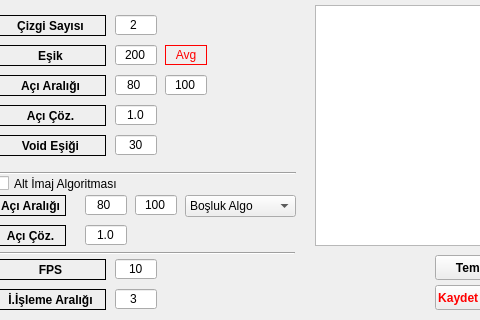
First picture: the form in setupform.ui, repository alikanarya/JTW, before the edit; both pictures show x 365 to 845 and y 185 to 505 of the 1019 by 505 pixel window.
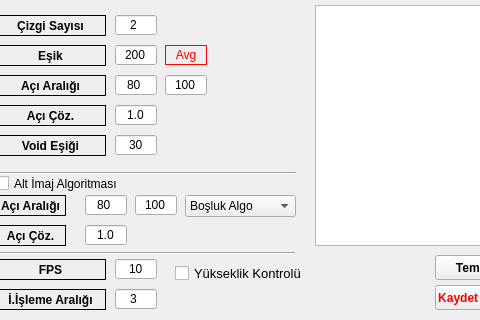
Second picture: the form after the edit. Icons and pictures are not drawn.

```diff
--- a/setupform.ui
+++ b/setupform.ui
@@ -984,6 +984,26 @@
     </property>
    </item>
   </widget>
+  <widget class="QCheckBox" name="zctrlBox">
+   <property name="geometry">
+    <rect>
+     <x>540</x>
+     <y>450</y>
+     <width>131</width>
+     <height>17</height>
+    </rect>
+   </property>
+   <property name="font">
+    <font>
+     <pointsize>10</pointsize>
+     <weight>50</weight>
+     <bold>false</bold>
+    </font>
+   </property>
+   <property name="text">
+    <string>Yükseklik Kontrolü</string>
+   </property>
+  </widget>
  </widget>
  <resources>
   <include location="icons.qrc"/>
```
Left out of the diff: 17 changed lines with no effect on the pictures.
